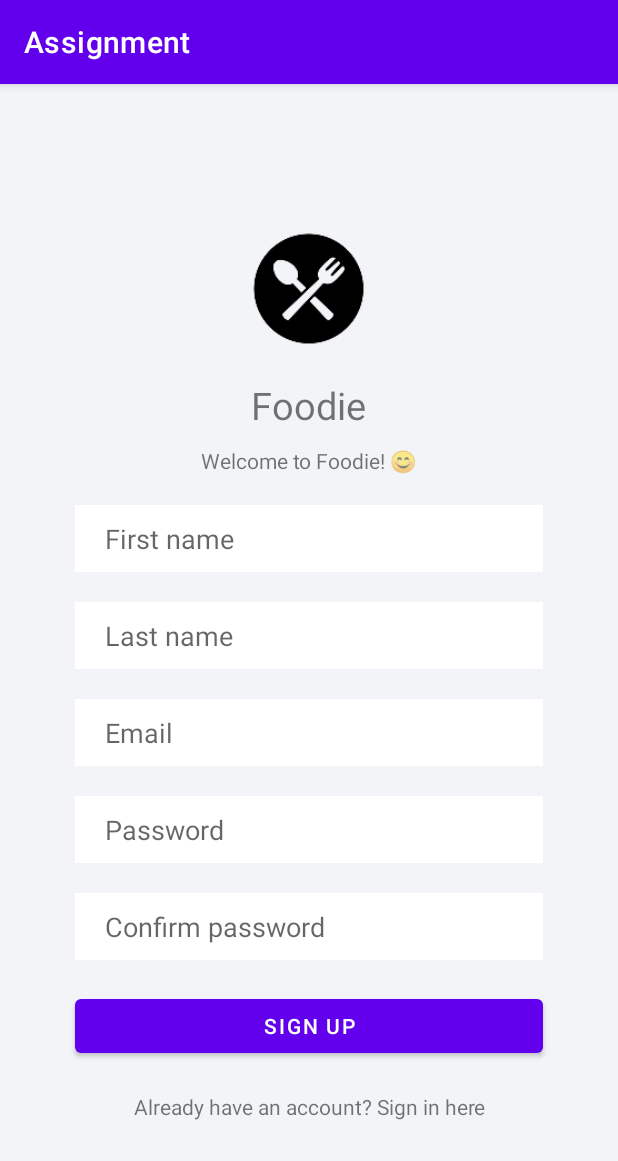
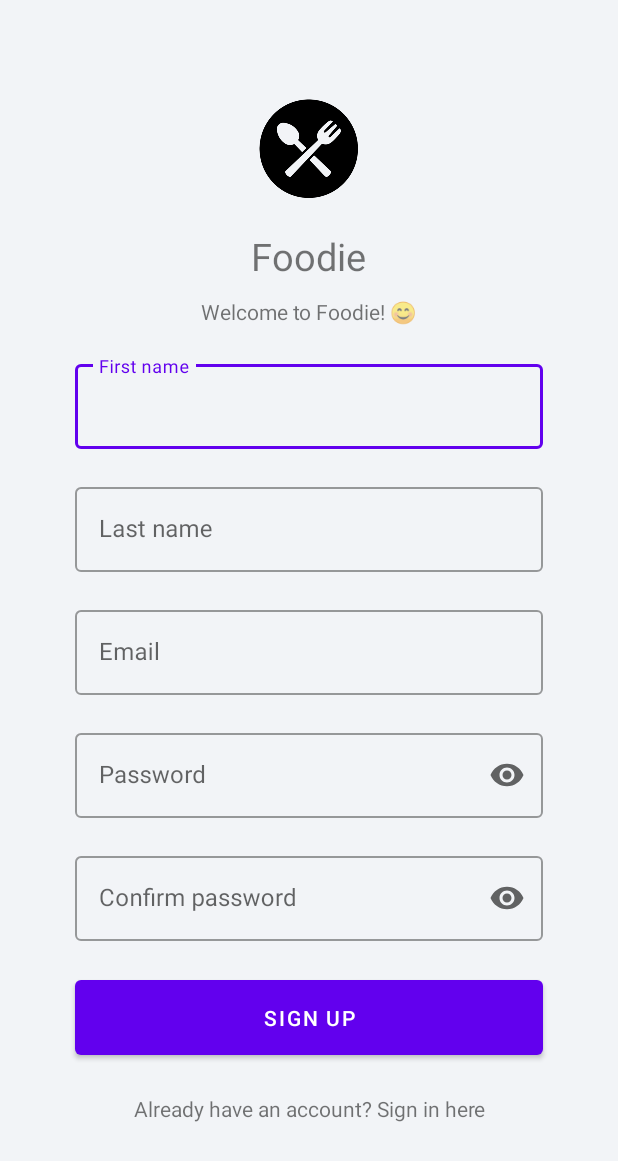
Before and after one commit to chuunfaii/mobile-assignment, an Android app: the Register screen opened directly, with no data from a screen before it, after a tap on "SIGN UP", on a phone screen of 412 x 824 dp. Shown: the top 1161 px of the screen. Run offline under Robolectric (Android 15) with nearby library versions, the phone set to English and light mode, and no system bars; our stand-ins replace Firebase (no records; nobody signed in at launch, a user with empty details on screens opened directly), data binding.

Commit message:
Modify activity_register.xml and Register.kt

```diff
--- a/app/src/main/java/me/chunfai/assignment/Register.kt
+++ b/app/src/main/java/me/chunfai/assignment/Register.kt
@@ -1,5 +1,6 @@
 package me.chunfai.assignment
 
+import android.content.Intent
 import androidx.appcompat.app.AppCompatActivity
 import android.os.Bundle
 import android.widget.Toast
@@ -24,15 +25,23 @@ class Register : AppCompatActivity() {
         auth = Firebase.auth
         database = FirebaseFirestore.getInstance()
 
-        binding.btnSignUp.setOnClickListener { signUpUser() }
+        supportActionBar?.hide()
+
+        binding.btnSignUp.setOnClickListener { signUp() }
+
+        binding.textLogin.setOnClickListener {
+            val intent = Intent(this, Login::class.java)
+            startActivity(intent)
+            finish()
+        }
     }
 
-    private fun signUpUser() {
-        val firstName = binding.editFirstName.text.toString()
-        val lastName = binding.editLastName.text.toString()
-        val email = binding.editEmail.text.toString()
-        val password = binding.editPassword.text.toString()
-        val passwordConfirmation = binding.editPasswordConfirmation.text.toString()
+    private fun signUp() {
+        val firstName = binding.editFirstName.editText?.text.toString()
+        val lastName = binding.editLastName.editText?.text.toString()
+        val email = binding.editEmail.editText?.text.toString()
+        val password = binding.editPassword.editText?.text.toString()
+        val passwordConfirmation = binding.editPasswordConfirmation.editText?.text.toString()
 
         if (firstName.isBlank() || lastName.isBlank() || email.isBlank() || password.isBlank() || passwordConfirmation.isBlank()) {
             Toast.makeText(this, "All fields are required to input.", Toast.LENGTH_LONG).show()
@@ -47,8 +56,14 @@ class Register : AppCompatActivity() {
         auth.createUserWithEmailAndPassword(email, password).addOnCompleteListener(this) {
             if (it.isSuccessful) {
                 val uid: String? = FirebaseAuth.getInstance().currentUser?.uid
-                writeNewUser(uid, firstName, lastName, email)
+
+                writeUser(uid, firstName, lastName, email)
+
                 Toast.makeText(this, "Account has been registered successfully.", Toast.LENGTH_SHORT).show()
+
+                val intent = Intent(this, Login::class.java)
+                startActivity(intent)
+
                 finish()
             } else {
                 Toast.makeText(this, "This email already exists. Please try another email.", Toast.LENGTH_LONG).show()
@@ -56,12 +71,10 @@ class Register : AppCompatActivity() {
         }
     }
 
-    private fun writeNewUser(uid: String?, firstName: String, lastName: String, email: String) {
+    private fun writeUser(uid: String?, firstName: String, lastName: String, email: String) {
         val user = User(firstName, lastName, email)
 
-        if (uid != null) {
-            database.collection("users").document(uid).set(user)
-        }
+        database.collection("users").document(uid!!).set(user)
     }
 
 }
--- a/app/src/main/res/layout/activity_register.xml
+++ b/app/src/main/res/layout/activity_register.xml
@@ -1,18 +1,24 @@
 <?xml version="1.0" encoding="utf-8"?>
-<LinearLayout xmlns:android="http://schemas.android.com/apk/res/android"
+
+<layout xmlns:app="http://schemas.android.com/apk/res-auto">
+
+    <ScrollView xmlns:android="http://schemas.android.com/apk/res/android"
         xmlns:tools="http://schemas.android.com/tools"
         android:layout_width="match_parent"
         android:layout_height="match_parent"
+        android:background="@color/main_color">
+
+        <LinearLayout
+            android:layout_width="match_parent"
+            android:layout_height="wrap_content"
             android:layout_gravity="center"
-    android:background="@color/main_color"
             android:gravity="center"
             android:orientation="vertical"
             tools:context=".Register">
 
             <ImageView
-        android:id="@+id/logoRegister"
-        android:layout_width="120dp"
-        android:layout_height="120dp"
+                android:layout_width="wrap_content"
+                android:layout_height="wrap_content"
                 android:layout_gravity="center"
                 android:contentDescription="@string/logo_description"
                 android:src="@mipmap/ic_logo_foreground" />
@@ -29,86 +35,97 @@
                 android:layout_marginTop="10dp"
                 android:text="@string/welcome_to_foodie" />
 
-    <EditText
+            <com.google.android.material.textfield.TextInputLayout
                 android:id="@+id/editFirstName"
+                style="@style/Widget.MaterialComponents.TextInputLayout.OutlinedBox"
                 android:layout_width="match_parent"
                 android:layout_height="wrap_content"
                 android:layout_marginStart="50dp"
                 android:layout_marginTop="20dp"
                 android:layout_marginEnd="50dp"
                 android:autofillHints="name"
-        android:background="@color/white"
                 android:hint="@string/first_name"
-        android:inputType="textPersonName"
-        android:paddingStart="20dp"
-        android:paddingTop="10dp"
-        android:paddingEnd="20dp"
-        android:paddingBottom="10dp"
-        android:textColor="@color/black" />
+                android:inputType="textPersonName">
 
-    <EditText
+                <com.google.android.material.textfield.TextInputEditText
+                    android:layout_width="match_parent"
+                    android:layout_height="wrap_content" />
+
+            </com.google.android.material.textfield.TextInputLayout>
+
+            <com.google.android.material.textfield.TextInputLayout
                 android:id="@+id/editLastName"
+                style="@style/Widget.MaterialComponents.TextInputLayout.OutlinedBox"
                 android:layout_width="match_parent"
                 android:layout_height="wrap_content"
                 android:layout_marginStart="50dp"
                 android:layout_marginTop="20dp"
                 android:layout_marginEnd="50dp"
                 android:autofillHints="name"
-        android:background="@color/white"
                 android:hint="@string/last_name"
-        android:inputType="textPersonName"
-        android:paddingStart="20dp"
-        android:paddingTop="10dp"
-        android:paddingEnd="20dp"
-        android:paddingBottom="10dp" />
+                android:inputType="textPersonName">
 
-    <EditText
+                <com.google.android.material.textfield.TextInputEditText
+                    android:layout_width="match_parent"
+                    android:layout_height="wrap_content" />
+
+            </com.google.android.material.textfield.TextInputLayout>
+
+            <com.google.android.material.textfield.TextInputLayout
                 android:id="@+id/editEmail"
+                style="@style/Widget.MaterialComponents.TextInputLayout.OutlinedBox"
                 android:layout_width="match_parent"
                 android:layout_height="wrap_content"
                 android:layout_marginStart="50dp"
                 android:layout_marginTop="20dp"
                 android:layout_marginEnd="50dp"
                 android:autofillHints="emailAddress"
-        android:background="@color/white"
                 android:hint="@string/email"
-        android:inputType="textEmailAddress"
-        android:paddingStart="20dp"
-        android:paddingTop="10dp"
-        android:paddingEnd="20dp"
-        android:paddingBottom="10dp" />
+                android:inputType="textEmailAddress">
 
-    <EditText
+                <com.google.android.material.textfield.TextInputEditText
+                    android:layout_width="match_parent"
+                    android:layout_height="wrap_content" />
+
+            </com.google.android.material.textfield.TextInputLayout>
+
+            <com.google.android.material.textfield.TextInputLayout
                 android:id="@+id/editPassword"
+                style="@style/Widget.MaterialComponents.TextInputLayout.OutlinedBox"
                 android:layout_width="match_parent"
                 android:layout_height="wrap_content"
                 android:layout_marginStart="50dp"
                 android:layout_marginTop="20dp"
                 android:layout_marginEnd="50dp"
                 android:autofillHints="password"
-        android:background="@color/white"
                 android:hint="@string/password"
-        android:inputType="textPassword"
-        android:paddingStart="20dp"
-        android:paddingTop="10dp"
-        android:paddingEnd="20dp"
-        android:paddingBottom="10dp" />
+                app:endIconMode="password_toggle">
 
-    <EditText
+                <com.google.android.material.textfield.TextInputEditText
+                    android:layout_width="match_parent"
+                    android:layout_height="wrap_content"
+                    android:inputType="textPassword" />
+
+            </com.google.android.material.textfield.TextInputLayout>
+
+            <com.google.android.material.textfield.TextInputLayout
                 android:id="@+id/editPasswordConfirmation"
+                style="@style/Widget.MaterialComponents.TextInputLayout.OutlinedBox"
                 android:layout_width="match_parent"
                 android:layout_height="wrap_content"
                 android:layout_marginStart="50dp"
                 android:layout_marginTop="20dp"
                 android:layout_marginEnd="50dp"
                 android:autofillHints="password"
-        android:background="@color/white"
                 android:hint="@string/password_confirmation"
-        android:inputType="textPassword"
-        android:paddingStart="20dp"
-        android:paddingTop="10dp"
-        android:paddingEnd="20dp"
-        android:paddingBottom="10dp" />
+                app:endIconMode="password_toggle">
+
+                <com.google.android.material.textfield.TextInputEditText
+                    android:layout_width="match_parent"
+                    android:layout_height="wrap_content"
+                    android:inputType="textPassword" />
+
+            </com.google.android.material.textfield.TextInputLayout>
 
             <Button
                 android:id="@+id/btnSignUp"
@@ -117,16 +134,22 @@
                 android:layout_marginStart="50dp"
                 android:layout_marginTop="20dp"
                 android:layout_marginEnd="50dp"
+                android:padding="15dp"
                 android:text="@string/sign_up" />
 
             <TextView
                 android:id="@+id/textLogin"
-        android:layout_width="match_parent"
+                android:layout_width="wrap_content"
                 android:layout_height="wrap_content"
                 android:layout_marginStart="50dp"
                 android:layout_marginTop="20dp"
                 android:layout_marginEnd="50dp"
+                android:layout_marginBottom="30dp"
                 android:text="@string/already_have_an_account_sign_in_here"
                 android:textAlignment="center" />
 
         </LinearLayout>
+
+    </ScrollView>
+
+</layout>
--- a/app/src/main/res/values/strings.xml
+++ b/app/src/main/res/values/strings.xml
@@ -33,4 +33,5 @@
     <string name="review_menu" />
     <string name="enter_you_review">Enter you review</string>
     <string name="restaurant_name">Name:</string>
+    <string name="welcome_back">Welcome back! 👋</string>
 </resources>
```
Lines whose indentation alone changed are shown as unchanged.
